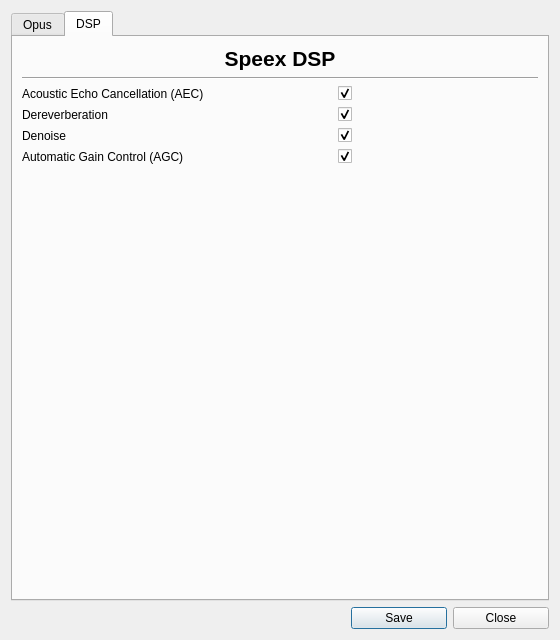
Old version of the form ui/audiosettings.ui in the repository ultravideo/uvgComm.
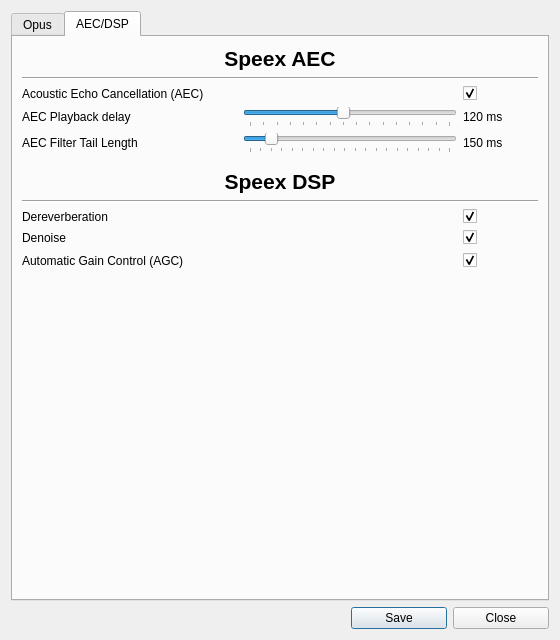
New version of the form. The open tabs and pages were chosen to show the change.

Commit message: feature(Settings): GUI elements for adjusting AEC delay and filter length

Patch:
```diff
--- a/ui/audiosettings.ui
+++ b/ui/audiosettings.ui
@@ -259,10 +259,51 @@
      </widget>
      <widget class="QWidget" name="tab">
       <attribute name="title">
-       <string>DSP</string>
+       <string>AEC/DSP</string>
       </attribute>
       <layout class="QGridLayout" name="gridLayout_2">
-       <item row="6" column="1">
+       <item row="7" column="0" colspan="3">
+        <widget class="Line" name="line_2">
+         <property name="orientation">
+          <enum>Qt::Horizontal</enum>
+         </property>
+        </widget>
+       </item>
+       <item row="3" column="1">
+        <widget class="QSlider" name="aec_playback_delay">
+         <property name="minimum">
+          <number>50</number>
+         </property>
+         <property name="maximum">
+          <number>200</number>
+         </property>
+         <property name="singleStep">
+          <number>10</number>
+         </property>
+         <property name="pageStep">
+          <number>50</number>
+         </property>
+         <property name="value">
+          <number>120</number>
+         </property>
+         <property name="orientation">
+          <enum>Qt::Horizontal</enum>
+         </property>
+         <property name="invertedAppearance">
+          <bool>false</bool>
+         </property>
+         <property name="invertedControls">
+          <bool>false</bool>
+         </property>
+         <property name="tickPosition">
+          <enum>QSlider::TicksBelow</enum>
+         </property>
+         <property name="tickInterval">
+          <number>10</number>
+         </property>
+        </widget>
+       </item>
+       <item row="11" column="2">
         <widget class="QCheckBox" name="agc_box">
          <property name="toolTip">
           <string extracomment="Boosts quiet sounds and reduces loud sounds. Recommended if audio feedback is an issue."/>
@@ -275,6 +316,33 @@
          </property>
         </widget>
        </item>
+       <item row="1" column="0" colspan="3">
+        <widget class="Line" name="line">
+         <property name="orientation">
+          <enum>Qt::Horizontal</enum>
+         </property>
+        </widget>
+       </item>
+       <item row="3" column="0">
+        <widget class="QLabel" name="label_4">
+         <property name="text">
+          <string>AEC Playback delay</string>
+         </property>
+        </widget>
+       </item>
+       <item row="11" column="1">
+        <spacer name="horizontalSpacer_2">
+         <property name="orientation">
+          <enum>Qt::Horizontal</enum>
+         </property>
+         <property name="sizeHint" stdset="0">
+          <size>
+           <width>40</width>
+           <height>20</height>
+          </size>
+         </property>
+        </spacer>
+       </item>
        <item row="2" column="0">
         <widget class="QLabel" name="aec_label">
          <property name="sizePolicy">
@@ -288,31 +356,44 @@
          </property>
         </widget>
        </item>
-       <item row="6" column="0">
+       <item row="11" column="0">
         <widget class="QLabel" name="agc_label">
          <property name="text">
           <string>Automatic Gain Control (AGC)</string>
          </property>
         </widget>
        </item>
-       <item row="0" column="0" colspan="2">
-        <widget class="QLabel" name="label_3">
-         <property name="font">
-          <font>
-           <pointsize>16</pointsize>
-           <weight>75</weight>
-           <bold>true</bold>
-          </font>
+       <item row="8" column="2">
+        <widget class="QCheckBox" name="dereverberation_box">
+         <property name="text">
+          <string/>
          </property>
+         <property name="checked">
+          <bool>true</bool>
+         </property>
+        </widget>
+       </item>
+       <item row="4" column="2">
+        <widget class="QLabel" name="aec_filter_label">
+         <property name="sizePolicy">
+          <sizepolicy hsizetype="Minimum" vsizetype="Preferred">
+           <horstretch>0</horstretch>
+           <verstretch>0</verstretch>
+          </sizepolicy>
+         </property>
          <property name="text">
-          <string>Speex DSP</string>
+          <string>150 ms</string>
          </property>
-         <property name="alignment">
-          <set>Qt::AlignCenter</set>
+        </widget>
+       </item>
+       <item row="8" column="0">
+        <widget class="QLabel" name="dereverberation_label">
+         <property name="text">
+          <string>Dereverberation</string>
          </property>
         </widget>
        </item>
-       <item row="7" column="0" colspan="2">
+       <item row="12" column="0" colspan="3">
         <spacer name="verticalSpacer">
          <property name="orientation">
           <enum>Qt::Vertical</enum>
@@ -325,45 +406,35 @@
          </property>
         </spacer>
        </item>
-       <item row="5" column="0">
+       <item row="10" column="0">
         <widget class="QLabel" name="denoise_label">
          <property name="text">
           <string>Denoise</string>
          </property>
         </widget>
        </item>
-       <item row="3" column="0">
-        <widget class="QLabel" name="dereverberation_label">
-         <property name="text">
-          <string>Dereverberation</string>
+       <item row="6" column="0" colspan="3">
+        <widget class="QLabel" name="label_6">
+         <property name="font">
+          <font>
+           <pointsize>16</pointsize>
+           <weight>75</weight>
+           <bold>true</bold>
+          </font>
          </property>
-        </widget>
-       </item>
-       <item row="3" column="1">
-        <widget class="QCheckBox" name="dereverberation_box">
          <property name="text">
-          <string/>
+          <string>Speex DSP</string>
          </property>
-         <property name="checked">
-          <bool>true</bool>
+         <property name="alignment">
+          <set>Qt::AlignCenter</set>
          </property>
         </widget>
        </item>
-       <item row="5" column="1">
-        <widget class="QCheckBox" name="denoise_box">
-         <property name="text">
-          <string/>
-         </property>
-         <property name="checked">
-          <bool>true</bool>
-         </property>
-        </widget>
-       </item>
-       <item row="2" column="1">
+       <item row="2" column="2">
         <widget class="QCheckBox" name="aec_box">
          <property name="minimumSize">
           <size>
-           <width>200</width>
+           <width>75</width>
            <height>0</height>
           </size>
          </property>
@@ -375,13 +446,103 @@
          </property>
         </widget>
        </item>
-       <item row="1" column="0" colspan="2">
-        <widget class="Line" name="line">
+       <item row="0" column="0" colspan="3">
+        <widget class="QLabel" name="label_3">
+         <property name="font">
+          <font>
+           <pointsize>16</pointsize>
+           <weight>75</weight>
+           <bold>true</bold>
+          </font>
+         </property>
+         <property name="text">
+          <string>Speex AEC</string>
+         </property>
+         <property name="alignment">
+          <set>Qt::AlignCenter</set>
+         </property>
+        </widget>
+       </item>
+       <item row="10" column="2">
+        <widget class="QCheckBox" name="denoise_box">
+         <property name="text">
+          <string/>
+         </property>
+         <property name="checked">
+          <bool>true</bool>
+         </property>
+        </widget>
+       </item>
+       <item row="3" column="2">
+        <widget class="QLabel" name="aec_playback_label">
+         <property name="sizePolicy">
+          <sizepolicy hsizetype="Minimum" vsizetype="Preferred">
+           <horstretch>0</horstretch>
+           <verstretch>0</verstretch>
+          </sizepolicy>
+         </property>
+         <property name="text">
+          <string>120 ms</string>
+         </property>
+        </widget>
+       </item>
+       <item row="4" column="1">
+        <widget class="QSlider" name="aec_filter_length">
+         <property name="sizePolicy">
+          <sizepolicy hsizetype="Expanding" vsizetype="Fixed">
+           <horstretch>0</horstretch>
+           <verstretch>0</verstretch>
+          </sizepolicy>
+         </property>
+         <property name="minimum">
+          <number>50</number>
+         </property>
+         <property name="maximum">
+          <number>1000</number>
+         </property>
+         <property name="singleStep">
+          <number>50</number>
+         </property>
+         <property name="pageStep">
+          <number>100</number>
+         </property>
+         <property name="value">
+          <number>150</number>
+         </property>
          <property name="orientation">
           <enum>Qt::Horizontal</enum>
          </property>
+         <property name="tickPosition">
+          <enum>QSlider::TicksBelow</enum>
+         </property>
+         <property name="tickInterval">
+          <number>50</number>
+         </property>
         </widget>
        </item>
+       <item row="4" column="0">
+        <widget class="QLabel" name="label_5">
+         <property name="text">
+          <string>AEC Filter Tail Length</string>
+         </property>
+        </widget>
+       </item>
+       <item row="5" column="0" colspan="3">
+        <spacer name="verticalSpacer_3">
+         <property name="orientation">
+          <enum>Qt::Vertical</enum>
+         </property>
+         <property name="sizeType">
+          <enum>QSizePolicy::Preferred</enum>
+         </property>
+         <property name="sizeHint" stdset="0">
+          <size>
+           <width>20</width>
+           <height>10</height>
+          </size>
+         </property>
+        </spacer>
+       </item>
       </layout>
      </widget>
     </widget>
```
Left out of the diff: 50 changed lines with no effect on the pictures. The commit also changes 6 other files.
